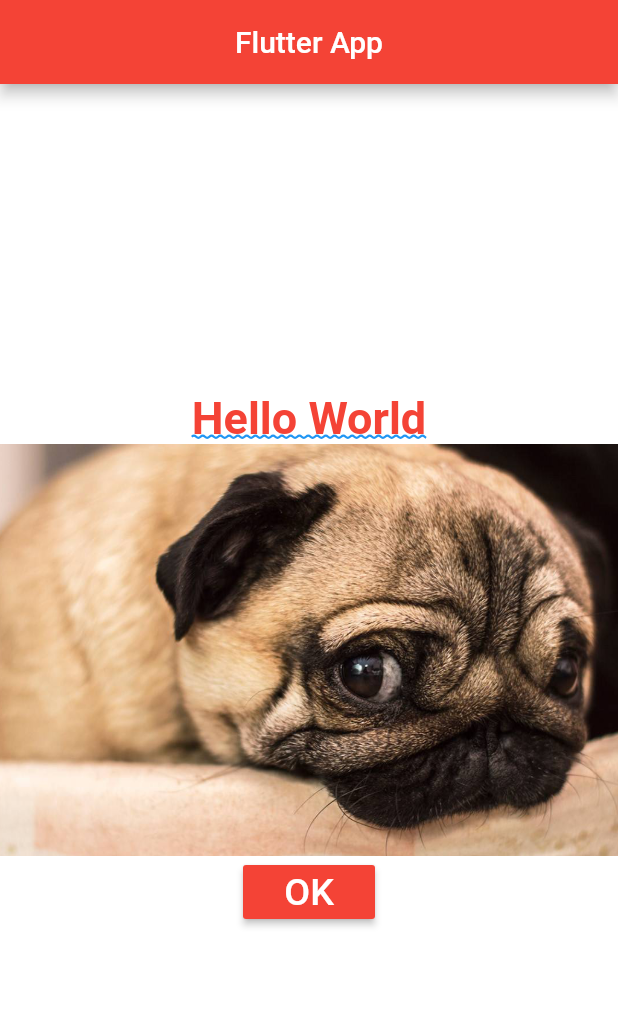
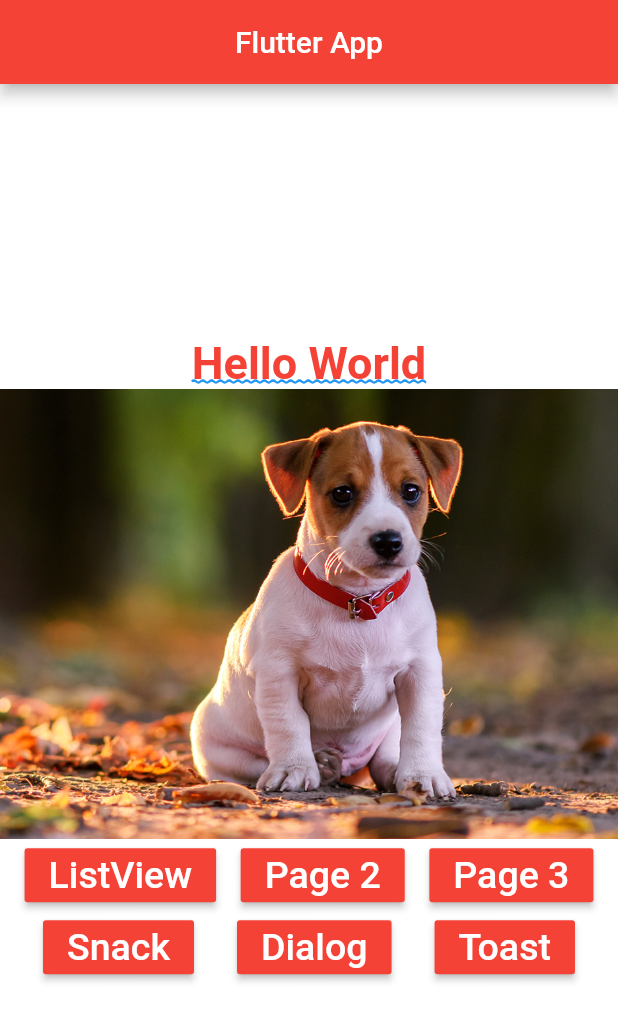
Before and after one commit to GabriellBP/flutter_app, a Flutter app: the screen it shows after launch, on a phone screen of 412 x 824 dp. Shown: the top 1021 px of the screen. Run offline on Flutter 3.47's test engine with Material 2 defaults, Android fonts, the phone set to English and light mode, and no system bars.

Commit message:
adding page view for the images

```diff
--- a/lib/pages/home_page.dart
+++ b/lib/pages/home_page.dart
@@ -23,19 +23,57 @@ class HomePage extends StatelessWidget {
         mainAxisAlignment: MainAxisAlignment.center,
         children: <Widget> [
           _text(),
-          _img(),
-          _button(),
+          _pageView(),
+          _buttons()
         ]
       )
     );
   }
 
-  _button(){
+  _pageView() {
+    return Container(
+          height: 300,
+          child: PageView(
+            children: <Widget>[
+              _img("assets/images/dog1.png"),
+              _img("assets/images/dog2.png"),
+              _img("assets/images/dog3.png"),
+              _img("assets/images/dog4.png"),
+              _img("assets/images/dog5.png"),
+            ],
+          ),
+        );
+  }
+
+  Column _buttons() {
+    return Column(
+          children: <Widget>[
+            Row(
+              mainAxisAlignment: MainAxisAlignment.spaceEvenly,
+              children: <Widget>[
+                _button("ListView"),
+                _button("Page 2"),
+                _button("Page 3"),
+              ],
+            ),
+            Row(
+              mainAxisAlignment: MainAxisAlignment.spaceEvenly,
+              children: <Widget>[
+                _button("Snack"),
+                _button("Dialog"),
+                _button("Toast"),
+              ],
+            ),
+          ],
+        );
+  }
+
+  _button(String text){
     return RaisedButton(
       onPressed: _onClickOk,
       color: Colors.red,
       child: Text(
-        "OK",
+        text,
         style: TextStyle(
           fontSize: 25,
           color: Colors.white,
@@ -48,10 +86,10 @@ class HomePage extends StatelessWidget {
     print("Button pressed");
   }
 
-  _img() {
+  _img(String image) {
 //    return Image.network("https://thehappypuppysite.com/wp-content/uploads/2017/10/Cute-Dog-Names-HP-long.jpg");
     return Image.asset(
-        "assets/images/dog3.png",
+        image,
         fit: BoxFit.cover,
     );
   }
```
